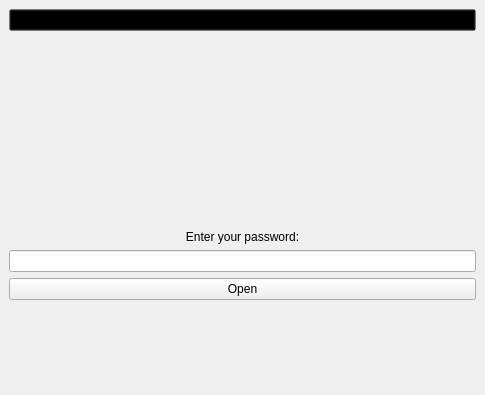
The window that src/PassSafe/mainwindow.ui (Nighty3098/PassManager) describes before a commit, drawn with Qt 5.
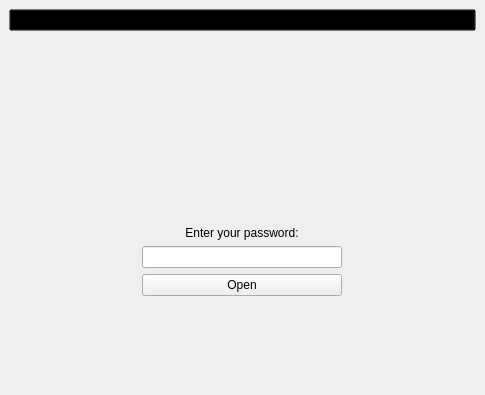
The same window after the commit. Icons and pictures are not drawn.

Commit message: Changed password dialog

What changed in the file:
```diff
--- a/src/PassSafe/mainwindow.ui
+++ b/src/PassSafe/mainwindow.ui
@@ -37,7 +37,47 @@
      </widget>
     </item>
     <item>
-     <spacer name="verticalSpacer">
+     <layout class="QGridLayout" name="gridLayout">
+      <property name="leftMargin">
+       <number>12</number>
+      </property>
+      <property name="topMargin">
+       <number>12</number>
+      </property>
+      <property name="rightMargin">
+       <number>12</number>
+      </property>
+      <property name="bottomMargin">
+       <number>12</number>
+      </property>
+      <item row="4" column="0">
+       <widget class="QLineEdit" name="user_password">
+        <property name="maximumSize">
+         <size>
+          <width>200</width>
+          <height>16777215</height>
+         </size>
+        </property>
+        <property name="alignment">
+         <set>Qt::AlignmentFlag::AlignCenter</set>
+        </property>
+       </widget>
+      </item>
+      <item row="5" column="0">
+       <widget class="QPushButton" name="login_button">
+        <property name="maximumSize">
+         <size>
+          <width>200</width>
+          <height>16777215</height>
+         </size>
+        </property>
+        <property name="text">
+         <string>Open</string>
+        </property>
+       </widget>
+      </item>
+      <item row="2" column="0">
+       <spacer name="verticalSpacer_2">
       <property name="orientation">
        <enum>Qt::Orientation::Vertical</enum>
       </property>
@@ -49,7 +89,7 @@
       </property>
      </spacer>
     </item>
-    <item>
+      <item row="1" column="0">
      <widget class="QLabel" name="user_image">
       <property name="text">
        <string/>
@@ -65,20 +105,7 @@
       </property>
      </widget>
     </item>
-    <item>
-     <spacer name="verticalSpacer_2">
-      <property name="orientation">
-       <enum>Qt::Orientation::Vertical</enum>
-      </property>
-      <property name="sizeHint" stdset="0">
-       <size>
-        <width>20</width>
-        <height>40</height>
-       </size>
-      </property>
-     </spacer>
-    </item>
-    <item>
+      <item row="3" column="0">
      <widget class="QLabel" name="label">
       <property name="font">
        <font>
@@ -95,21 +122,20 @@
       </property>
      </widget>
     </item>
-    <item>
-     <widget class="QLineEdit" name="user_password">
-      <property name="alignment">
-       <set>Qt::AlignmentFlag::AlignCenter</set>
-      </property>
-     </widget>
-    </item>
-    <item>
-     <widget class="QPushButton" name="login_button">
-      <property name="text">
-       <string>Open</string>
-      </property>
-     </widget>
-    </item>
-    <item>
+      <item row="0" column="0">
+       <spacer name="verticalSpacer">
+        <property name="orientation">
+         <enum>Qt::Orientation::Vertical</enum>
+        </property>
+        <property name="sizeHint" stdset="0">
+         <size>
+          <width>20</width>
+          <height>40</height>
+         </size>
+        </property>
+       </spacer>
+      </item>
+      <item row="6" column="0">
      <spacer name="verticalSpacer_3">
       <property name="orientation">
        <enum>Qt::Orientation::Vertical</enum>
@@ -121,6 +147,8 @@
        </size>
       </property>
      </spacer>
+      </item>
+     </layout>
     </item>
    </layout>
   </widget>
```
Lines whose indentation alone changed are shown as unchanged. The commit also changes 7 other files.
